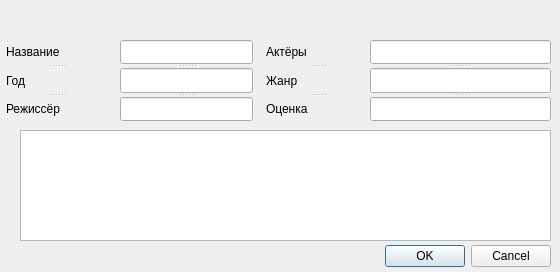
This is filmlister/adddialog.ui in RomanChernooki/Laba2 as Qt 5 draws it before an edit. The edited form follows.
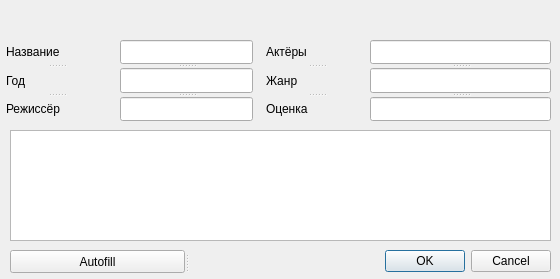
This is the edited form.

The edit to the form file:
```diff
--- a/filmlister/adddialog.ui
+++ b/filmlister/adddialog.ui
@@ -7,34 +7,18 @@
     <x>0</x>
     <y>0</y>
     <width>560</width>
-    <height>272</height>
+    <height>279</height>
    </rect>
   </property>
   <property name="windowTitle">
    <string>Dialog</string>
   </property>
-  <widget class="QDialogButtonBox" name="buttonBox">
-   <property name="geometry">
-    <rect>
-     <x>30</x>
-     <y>240</y>
-     <width>521</width>
-     <height>32</height>
-    </rect>
-   </property>
-   <property name="orientation">
-    <enum>Qt::Horizontal</enum>
-   </property>
-   <property name="standardButtons">
-    <set>QDialogButtonBox::Cancel|QDialogButtonBox::Ok</set>
-   </property>
-  </widget>
   <widget class="QPlainTextEdit" name="plainTextEdit">
    <property name="geometry">
     <rect>
-     <x>20</x>
+     <x>10</x>
      <y>130</y>
-     <width>531</width>
+     <width>541</width>
      <height>111</height>
     </rect>
    </property>
@@ -131,6 +115,32 @@
     </property>
    </widget>
   </widget>
+  <widget class="QSplitter" name="splitter_5">
+   <property name="geometry">
+    <rect>
+     <x>10</x>
+     <y>250</y>
+     <width>541</width>
+     <height>23</height>
+    </rect>
+   </property>
+   <property name="orientation">
+    <enum>Qt::Horizontal</enum>
+   </property>
+   <widget class="QPushButton" name="autoFillButton">
+    <property name="text">
+     <string>Autofill</string>
+    </property>
+   </widget>
+   <widget class="QDialogButtonBox" name="buttonBox">
+    <property name="orientation">
+     <enum>Qt::Horizontal</enum>
+    </property>
+    <property name="standardButtons">
+     <set>QDialogButtonBox::Cancel|QDialogButtonBox::Ok</set>
+    </property>
+   </widget>
+  </widget>
  </widget>
  <resources/>
  <connections>
```
